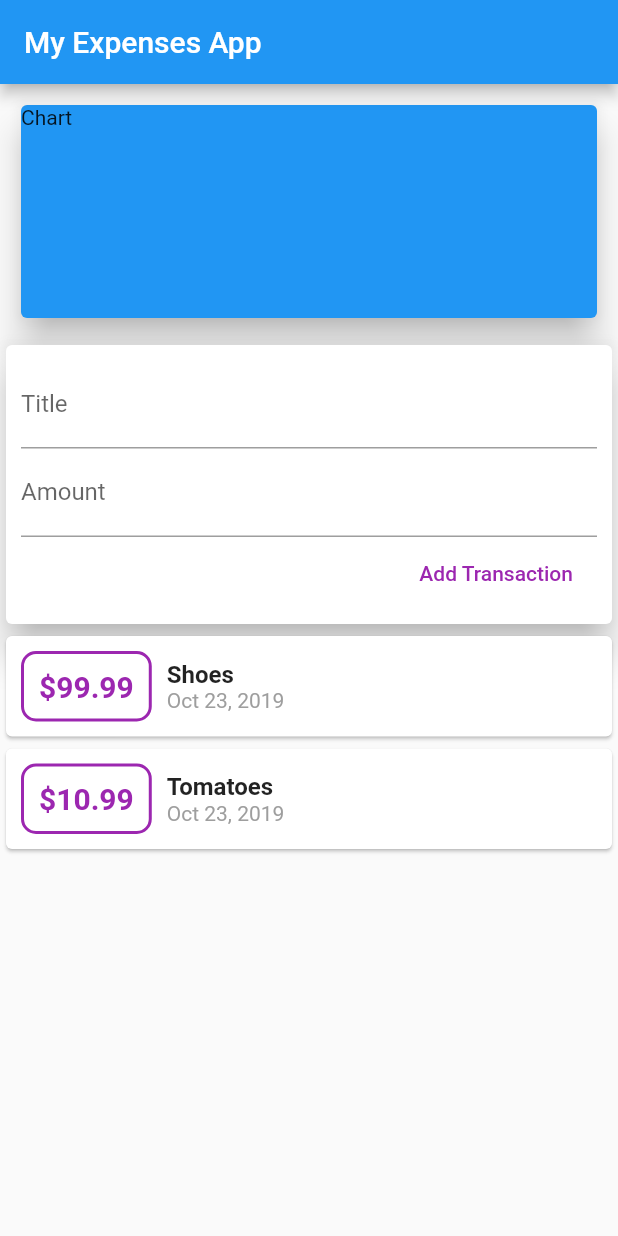
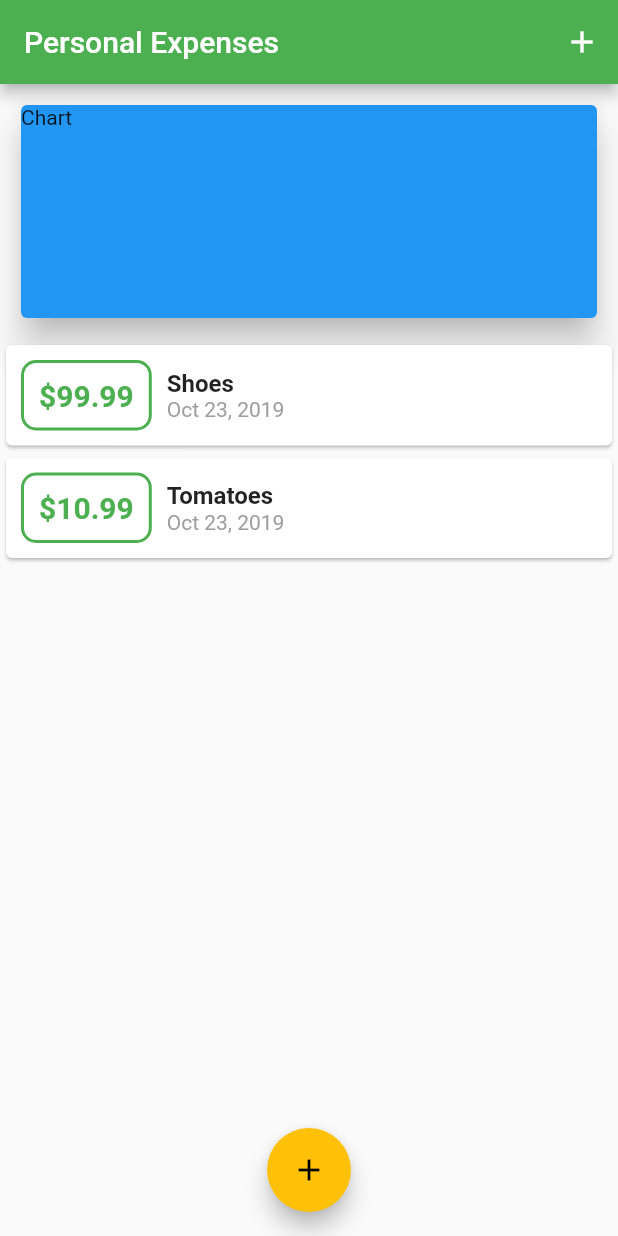
Before and after one commit to dreking/expenses_app, a Flutter app: the screen it shows after launch, on a phone screen of 412 x 824 dp. Run offline on Flutter 3.47's test engine with Material 2 defaults, Android fonts, the phone set to English and light mode, and no system bars.

Commit message:
feat:added bottom modal for new transactions

```diff
--- a/lib/main.dart
+++ b/lib/main.dart
@@ -1,6 +1,9 @@
+import 'package:expenses/widgets/new_transaction.dart';
+import 'package:expenses/widgets/transaction_list.dart';
 import 'package:flutter/material.dart';
 
-import './widgets/user_transactions.dart';
+import './models/transaction.dart';
+import './widgets/transaction_list.dart';
 
 void main() => runApp(MyApp());
 
@@ -8,21 +11,63 @@ class MyApp extends StatelessWidget {
   @override
   Widget build(BuildContext context) {
     return MaterialApp(
-      title: 'My Expenses App',
+      title: 'Personal Expenses',
       theme: ThemeData(
-        primarySwatch: Colors.blue,
+        primarySwatch: Colors.green,
+        accentColor: Colors.amber,
       ),
       home: MyHomePage(),
     );
   }
 }
 
-class MyHomePage extends StatelessWidget {
+class MyHomePage extends StatefulWidget {
+  @override
+  _MyHomePageState createState() => _MyHomePageState();
+}
+
+class _MyHomePageState extends State<MyHomePage> {
+  final List<Transaction> _userTransactions = [
+    Transaction(id: 't1', title: 'Shoes', amount: 99.99, date: DateTime.now()),
+    Transaction(
+        id: 't2', title: 'Tomatoes', amount: 10.99, date: DateTime.now())
+  ];
+
+  void _addNewTransaction(String title, double amount) {
+    final newTx = Transaction(
+      title: title,
+      amount: amount,
+      date: DateTime.now(),
+      id: DateTime.now().toString(),
+    );
+
+    setState(() {
+      _userTransactions.add(newTx);
+    });
+  }
+
+  void _startAddNewTransaction(BuildContext context) {
+    showModalBottomSheet(
+      context: context,
+      builder: (_) {
+        return NewTransaction(_addNewTransaction);
+      },
+    );
+  }
+
   @override
   Widget build(BuildContext context) {
     return Scaffold(
       appBar: AppBar(
-        title: Text('My Expenses App'),
+        title: Text('Personal Expenses'),
+        actions: <Widget>[
+          IconButton(
+            icon: Icon(
+              Icons.add,
+            ),
+            onPressed: () => _startAddNewTransaction(context),
+          ),
+        ],
       ),
       body: SingleChildScrollView(
         child: Column(
@@ -37,9 +82,14 @@ class MyHomePage extends StatelessWidget {
                 child: Text('Chart'),
               ),
             ),
-            UserTransactions()
+            TransactionList(_userTransactions),
           ],
         ),
+      ),
+      floatingActionButtonLocation: FloatingActionButtonLocation.centerFloat,
+      floatingActionButton: FloatingActionButton(
+        child: Icon(Icons.add),
+        onPressed: () => _startAddNewTransaction(context),
       ),
     );
   }
--- a/lib/widgets/transaction_list.dart
+++ b/lib/widgets/transaction_list.dart
@@ -11,7 +11,7 @@ class TransactionList extends StatelessWidget {
   @override
   Widget build(BuildContext context) {
     return Container(
-      height: 200,
+      height: 400,
       child: ListView.builder(
         itemBuilder: (context, index) {
           return Card(
@@ -22,7 +22,7 @@ class TransactionList extends StatelessWidget {
                 padding: EdgeInsets.all(10),
                 decoration: BoxDecoration(
                   border: Border.all(
-                    color: Colors.purple,
+                    color: Theme.of(context).primaryColor,
                     width: 2,
                   ),
                   borderRadius: BorderRadius.circular(10),
@@ -32,7 +32,7 @@ class TransactionList extends StatelessWidget {
                   style: TextStyle(
                     fontWeight: FontWeight.bold,
                     fontSize: 20,
-                    color: Colors.purple,
+                    color: Theme.of(context).primaryColor,
                   ),
                 ),
               ),
--- a/lib/widgets/user_transactions.dart
+++ /dev/null
@@ -1,41 +0,0 @@
-import 'package:flutter/material.dart';
-
-import './new_transaction.dart';
-import './transaction_list.dart';
-import '../models/transaction.dart';
-
-class UserTransactions extends StatefulWidget {
-  @override
-  _UserTransactionsState createState() => _UserTransactionsState();
-}
-
-class _UserTransactionsState extends State<UserTransactions> {
-  final List<Transaction> _userTransactions = [
-    Transaction(id: 't1', title: 'Shoes', amount: 99.99, date: DateTime.now()),
-    Transaction(
-        id: 't2', title: 'Tomatoes', amount: 10.99, date: DateTime.now())
-  ];
-
-  void _addNewTransaction(String title, double amount) {
-    final newTx = Transaction(
-      title: title,
-      amount: amount,
-      date: DateTime.now(),
-      id: DateTime.now().toString(),
-    );
-
-    setState(() {
-      _userTransactions.add(newTx);
-    });
-  }
-
-  @override
-  Widget build(BuildContext context) {
-    return Column(
-      children: <Widget>[
-        NewTransaction(_addNewTransaction),
-        TransactionList(_userTransactions),
-      ],
-    );
-  }
-}
```
Also changed, not shown: lib/widgets/new_transaction.dart (+13 -4 lines).
